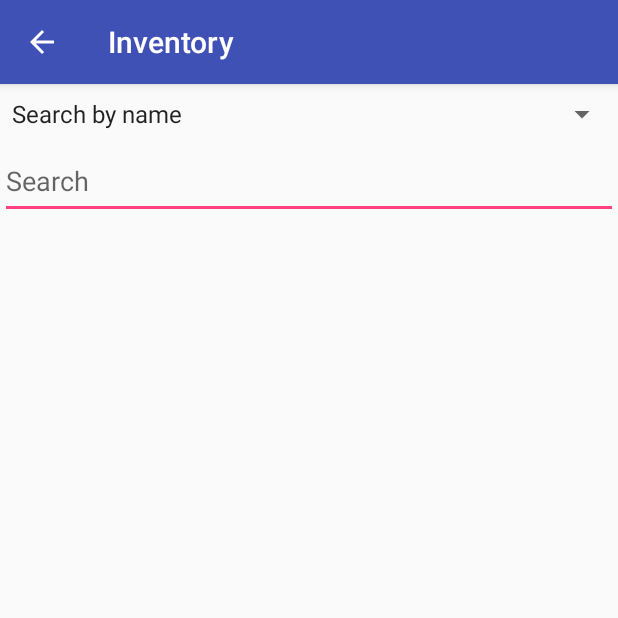
After one commit to team-splash/cs-2340, an Android app: the InventoryActivity screen opened directly, with no data from a screen before it, on a phone screen of 412 x 824 dp, the top half of it. The commit adds this screen. Run offline under Robolectric (Android 15) with nearby library versions, the phone set to English and light mode, and no system bars.

Commit message:
Completed inventory screen and search functionality

```diff
--- a/donationTracker/app/src/main/AndroidManifest.xml
+++ b/donationTracker/app/src/main/AndroidManifest.xml
@@ -50,5 +50,9 @@
             android:name=".controller.ItemDetail"
             android:label="@string/title_item_detail_activity"
             />
+        <activity android:name=".controller.InventoryActivity"
+            android:label="@string/inventoryL"
+            android:parentActivityName=".controller.MainMenu"
+            />
     </application>
 </manifest>
--- /dev/null
+++ b/donationTracker/app/src/main/java/com/example/teamsplash/donationtracker/controller/InventoryActivity.java
@@ -0,0 +1,128 @@
+package com.example.teamsplash.donationtracker.controller;
+
+import android.content.Intent;
+import android.os.Bundle;
+import android.support.design.widget.FloatingActionButton;
+import android.support.v7.app.AppCompatActivity;
+import android.support.v7.widget.Toolbar;
+import android.text.Editable;
+import android.text.TextWatcher;
+import android.view.LayoutInflater;
+import android.view.View;
+import android.view.ViewGroup;
+import android.widget.AdapterView;
+import android.widget.ArrayAdapter;
+import android.widget.EditText;
+import android.widget.ListAdapter;
+import android.widget.ListView;
+import android.widget.Spinner;
+import android.widget.TextView;
+import android.widget.Toast;
+
+import com.example.teamsplash.donationtracker.R;
+import com.example.teamsplash.donationtracker.model.Item;
+import com.example.teamsplash.donationtracker.model.Items;
+import com.example.teamsplash.donationtracker.model.Locations;
+import com.example.teamsplash.donationtracker.model.UserType;
+import com.example.teamsplash.donationtracker.model.Users;
+
+import java.util.ArrayList;
+import java.util.List;
+
+public class InventoryActivity extends AppCompatActivity {
+
+    private ItemListAdapter adapter;
+
+    @Override
+    protected void onCreate(Bundle savedInstanceState) {
+        super.onCreate(savedInstanceState);
+        setContentView(R.layout.inventory_activity);
+        final ListView list = findViewById(R.id.itemsList);
+        Spinner locationSpinner = findViewById(R.id.locationSpinner);
+        EditText searchBar = findViewById(R.id.searchFilter);
+
+        final List<Item> itemList = Items.getInstance().get();
+
+        List<String> locationsList = new ArrayList<>();
+        locationsList.add("Search by name");
+        for (String s : Locations.getInstance().getNames()) {
+            locationsList.add(s);
+        }
+
+        ArrayAdapter<Enum> spinneradapter = new ArrayAdapter(this,android.R.layout.simple_spinner_item, locationsList);
+        spinneradapter.setDropDownViewResource(android.R.layout.simple_spinner_dropdown_item);
+        locationSpinner.setAdapter(spinneradapter);
+        locationSpinner.setOnItemSelectedListener(new AdapterView.OnItemSelectedListener() {
+            @Override
+            public void onItemSelected(AdapterView<?> parentView, View selectedItemView, int position, long id) {
+                if (position == 0) {
+                    adapter = new ItemListAdapter(InventoryActivity.this, itemList);
+                    list.setAdapter(adapter);
+                } else {
+                    final List<Item> locItemsList = Items.getInstance().getByLocation(Locations.getInstance().getPosition(position - 1));
+                    adapter = new ItemListAdapter(InventoryActivity.this, locItemsList);
+                    list.setAdapter(adapter);
+                }
+            }
+
+            @Override
+            public void onNothingSelected(AdapterView<?> parentView) {
+                adapter = new ItemListAdapter(InventoryActivity.this, itemList);
+                list.setAdapter(adapter);
+            }
+        });
+
+        searchBar.addTextChangedListener(new TextWatcher() {
+            @Override
+            public void beforeTextChanged(CharSequence charSequence, int i, int i1, int i2) {
+
+            }
+
+            @Override
+            public void onTextChanged(CharSequence cs, int i, int i1, int i2) {
+                int textlength = cs.length();
+                List<Item> tempArrayList = new ArrayList<>();
+                for(Item c: itemList){
+                    if (textlength <= c.getDesc().length()) {
+                        if (c.getDesc().toLowerCase().contains(cs.toString().toLowerCase())) {
+                            tempArrayList.add(c);
+                        }
+                    }
+                    if (textlength <= c.getLocation().toString().length()) {
+                        if (c.getLocation().toString().toLowerCase().contains(cs.toString().toLowerCase())) {
+                            tempArrayList.add(c);
+                        }
+                    }
+                }
+                if (tempArrayList.size() == 0) {
+                    Toast toast = Toast.makeText(getApplicationContext(),
+                            "No items match your search",
+                            Toast.LENGTH_SHORT);
+                    toast.show();
+                }
+
+                adapter = new ItemListAdapter(InventoryActivity.this, tempArrayList);
+                list.setAdapter(adapter);
+            }
+
+            @Override
+            public void afterTextChanged(Editable editable) {
+
+            }
+        });
+
+        list.setOnItemClickListener(new AdapterView.OnItemClickListener() {
+            @Override
+            public void onItemClick(AdapterView<?> parent, View view,
+                                    int position, long id) {
+                Item itemClicked = itemList.get(position);
+
+                Bundle bundle = new Bundle();
+                bundle.putSerializable("ITEM", itemClicked);
+                Intent listDetails = new Intent(InventoryActivity.this, ItemDetail.class);
+                listDetails.putExtras(bundle);
+                startActivity(listDetails);
+            }
+        });
+    }
+}
--- /dev/null
+++ b/donationTracker/app/src/main/java/com/example/teamsplash/donationtracker/controller/ItemListAdapter.java
@@ -0,0 +1,51 @@
+package com.example.teamsplash.donationtracker.controller;
+
+import android.content.Context;
+import android.view.View;
+import android.view.ViewGroup;
+import android.widget.BaseAdapter;
+import android.widget.TextView;
+
+import com.example.teamsplash.donationtracker.R;
+import com.example.teamsplash.donationtracker.model.Item;
+
+import java.util.List;
+
+public class ItemListAdapter extends BaseAdapter {
+
+    private Context mContext;
+    private List<Item> mItemList;
+
+    public ItemListAdapter(Context mContext, List<Item> mItemList) {
+        this.mContext = mContext;
+        this.mItemList = mItemList;
+    }
+
+    @Override
+    public int getCount() {
+        return mItemList.size();
+    }
+
+    @Override
+    public Object getItem(int position) {
+        return mItemList.get(position);
+    }
+
+    @Override
+    public long getItemId(int position) {
+        return position;
+    }
+
+    @Override
+    public View getView(int position, View convertView, ViewGroup parent) {
+        View v = View.inflate(mContext, R.layout.item_fragment, null);
+        TextView name = (TextView)v.findViewById(R.id.name);
+        TextView price = (TextView)v.findViewById(R.id.value);
+
+        //Set text for TextView
+        name.setText(mItemList.get(position).getDesc());
+        price.setText("$" + String.valueOf(mItemList.get(position).getValue()));
+
+        return v;
+    }
+}
--- a/donationTracker/app/src/main/java/com/example/teamsplash/donationtracker/model/Items.java
+++ b/donationTracker/app/src/main/java/com/example/teamsplash/donationtracker/model/Items.java
@@ -20,6 +20,10 @@ public class Items implements Serializable {
     public boolean add(Item item) {
         ItemData.add(item);
         return true;
+    }
+
+    public List<Item> get() {
+        return ItemData;
     }
 
     public List<Item> getByLocation(Location loc) {
--- a/donationTracker/app/src/main/java/com/example/teamsplash/donationtracker/model/Locations.java
+++ b/donationTracker/app/src/main/java/com/example/teamsplash/donationtracker/model/Locations.java
@@ -21,6 +21,19 @@ public class Locations implements Serializable {
     public List<Location> get() {
         return locations;
     }
+
+    public Location getPosition(int position) {
+        return locations.get(position);
+    }
+
+    public List<String> getNames() {
+        List<String> tempLoc = new ArrayList<>();
+        for (Location l : locations) {
+            tempLoc.add(l.getName());
+        }
+        return tempLoc;
+    }
+
     public boolean contains(String name, String address) {
         for (Location place : locations) {
             if (place.getName().equals(name) && place.getAddress().equals(address))
--- /dev/null
+++ b/donationTracker/app/src/main/res/layout/inventory_activity.xml
@@ -0,0 +1,27 @@
+<?xml version="1.0" encoding="utf-8"?>
+<RelativeLayout
+    xmlns:android="http://schemas.android.com/apk/res/android"
+    xmlns:tools="http://schemas.android.com/tools"
+    android:id="@+id/activity_main"
+    android:layout_width="match_parent"
+    android:layout_height="match_parent"
+    tools:context=".controller.InventoryActivity">
+
+    <Spinner
+        android:id="@+id/locationSpinner"
+        android:layout_width="match_parent"
+        android:layout_height="40dp"></Spinner>
+
+    <EditText
+        android:layout_width="match_parent"
+        android:layout_height="50dp"
+        android:id="@+id/searchFilter"
+        android:hint="@string/search"
+        android:layout_below="@+id/locationSpinner"/>
+
+    <ListView
+        android:layout_width="match_parent"
+        android:layout_height="match_parent"
+        android:layout_below="@+id/searchFilter"
+        android:id="@+id/itemsList"/>
+</RelativeLayout>
--- a/donationTracker/app/src/main/res/raw/locations.csv
+++ b/donationTracker/app/src/main/res/raw/locations.csv
@@ -1,6 +1,6 @@
 Key,Name,Latitude,Longitude,Street Address,City,State,Zip,Type,Phone,Website
 1,AFD Station 4,33.75416,-84.37742,309 EDGEWOOD AVE SE,Atlanta,GA,30332,Drop Off,(404) 555 - 3456,www.afd04.atl.ga
-2,BOYS & GILRS CLUB W.W. WOOLFOLK,33.73182,-84.43971,1642 RICHLAND RD,Atlanta,GA,30332,Store,(404) 555 - 1234,www.bgc.wool.ga
+2,BOYS & GIRLS CLUB W.W. WOOLFOLK,33.73182,-84.43971,1642 RICHLAND RD,Atlanta,GA,30332,Store,(404) 555 - 1234,www.bgc.wool.ga
 3,PATHWAY UPPER ROOM CHRISTIAN MINISTRIES,33.70866,-84.41853,1683 SYLVAN RD,Atlanta,GA,30332,Warehouse,(404) 555 - 5432,www.pathways.org
 4,PAVILION OF HOPE INC,33.80129,-84.25537,3558 EAST PONCE DE LEON AVE,SCOTTDALE,GA,30079,Warehouse,(404) 555 - 8765,www.pavhope.org
 5,D&D CONVENIENCE STORE,33.71747,-84.2521,2426 COLUMBIA DRIVE,DECATUR,GA,30034,Drop Off,(404) 555 - 9876,www.ddconv.com
--- a/donationTracker/app/src/main/res/values/strings.xml
+++ b/donationTracker/app/src/main/res/values/strings.xml
@@ -57,4 +57,7 @@
     <string name="latLong">LATITUDE/LONGITUDE</string>
     <string name="addItem">Add New Item</string>
     <string name="inventory">INVENTORY</string>
+    <string name="inventoryL">Inventory</string>
+    <string name="view_inventory">View Inventory</string>
+    <string name="search">Search</string>
 </resources>
```
Also changed, not shown: donationTracker/app/src/main/java/com/example/teamsplash/donationtracker/controller/MainFragment.java (+9 -0 lines), donationTracker/app/src/main/res/layout/items_fragment.xml (+1 -8 lines), donationTracker/app/src/main/res/layout/main_fragment.xml (+3 -5 lines).
